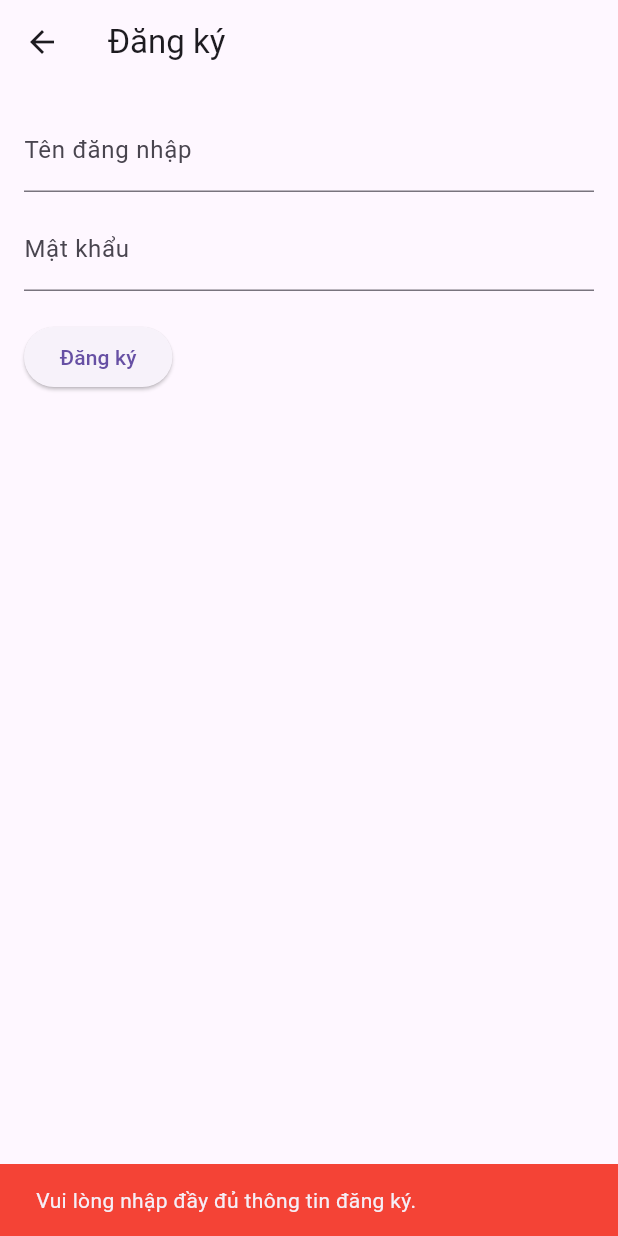
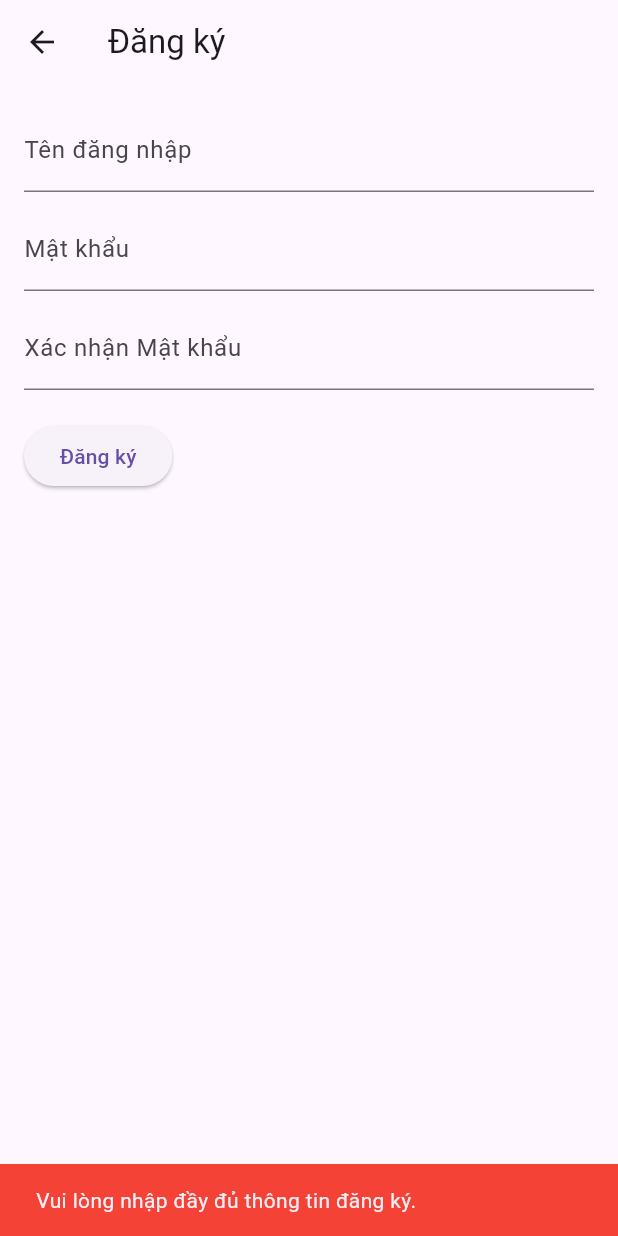
Before and after one commit to VietSon2002/Final-Fultter, a Flutter app: the RegisterScreen screen opened by its route, after a tap on "Đăng ký", on a phone screen of 412 x 824 dp. Run offline on Flutter 3.47's test engine with Material 3 defaults, Android fonts, the phone set to English and light mode, and no system bars; our stand-ins replace sqflite, sqflite_common_ffi; accounts and stored records are empty.

```diff
--- a/lib/db_helper.dart
+++ b/lib/db_helper.dart
@@ -45,8 +45,8 @@ class DBHelper {
     await initDatabase();
     final List<Map<String, dynamic>> books = await _database!.query(
       'books',
-      where: 'title LIKE ? OR author LIKE ? OR description LIKE ?',
-      whereArgs: ['%$keyword%', '%$keyword%', '%$keyword%'],
+      where: 'title LIKE ? OR author LIKE ?',
+      whereArgs: ['%$keyword%', '%$keyword%'],
     );
     return List.generate(books.length, (index) {
       return Book(
--- a/lib/register.dart
+++ b/lib/register.dart
@@ -9,7 +9,8 @@ class RegisterScreen extends StatefulWidget {
 class _RegisterScreenState extends State<RegisterScreen> {
   final TextEditingController _usernameController = TextEditingController();
   final TextEditingController _passwordController = TextEditingController();
-
+  final TextEditingController _passwordComfirmController =
+      TextEditingController();
   DBHelper _dbHelper = DBHelper();
 
   @override
@@ -33,6 +34,12 @@ class _RegisterScreenState extends State<RegisterScreen> {
               decoration: InputDecoration(labelText: 'Mật khẩu'),
               obscureText: true,
             ),
+            SizedBox(height: 10),
+            TextField(
+              controller: _passwordComfirmController,
+              decoration: InputDecoration(labelText: 'Xác nhận Mật khẩu'),
+              obscureText: true,
+            ),
             SizedBox(height: 20),
             ElevatedButton(
               onPressed: () async {
@@ -49,12 +56,22 @@ class _RegisterScreenState extends State<RegisterScreen> {
   Future<void> _register() async {
     String username = _usernameController.text.trim();
     String password = _passwordController.text.trim();
-
-    if (username.isEmpty || password.isEmpty) {
-      // Hiển thị thông báo lỗi khi thông tin đăng ký không hợp lệ
+    String passwordcomfirm = _passwordComfirmController.text.trim();
+    if (password == passwordcomfirm) {
+      if (username.isEmpty || password.isEmpty) {
+        // Hiển thị thông báo lỗi khi thông tin đăng ký không hợp lệ
+        ScaffoldMessenger.of(context).showSnackBar(
+          SnackBar(
+            content: Text('Vui lòng nhập đầy đủ thông tin đăng ký.'),
+            backgroundColor: Colors.red,
+          ),
+        );
+        return;
+      }
+    } else {
       ScaffoldMessenger.of(context).showSnackBar(
         SnackBar(
-          content: Text('Vui lòng nhập đầy đủ thông tin đăng ký.'),
+          content: Text('Phải nhập trùng khớp với mật khẩu'),
           backgroundColor: Colors.red,
         ),
       );
@@ -75,7 +92,7 @@ class _RegisterScreenState extends State<RegisterScreen> {
     }
 
     // Thêm thông tin người dùng mới vào cơ sở dữ liệu
-    await _dbHelper.insertAccount(username, password, role: '1');
+    await _dbHelper.insertAccount(username, password, role: 'user');
 
     // Hiển thị thông báo đăng ký thành công
     showDialog(
```
Also changed, not shown: lib/book_list.dart (+9 -3 lines), lib/search_book.dart (+119 -7 lines).
